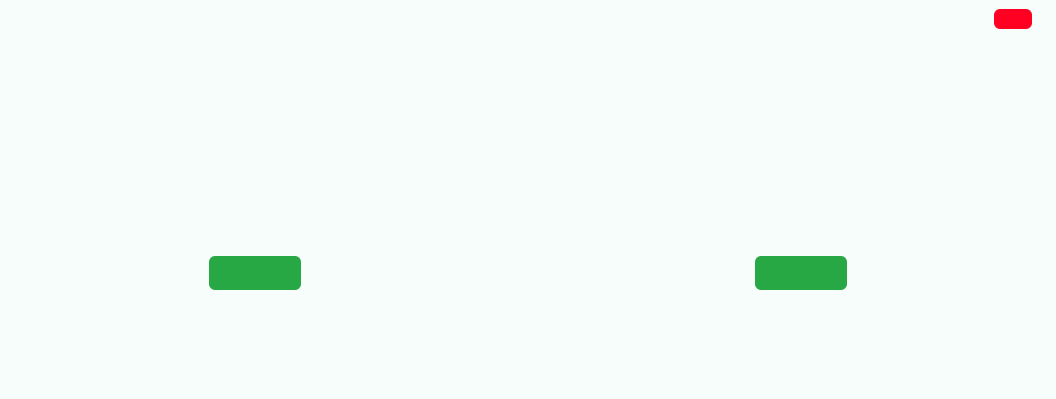
Old version of the form setup.ui in the repository Farazist/raspberrypi-app.
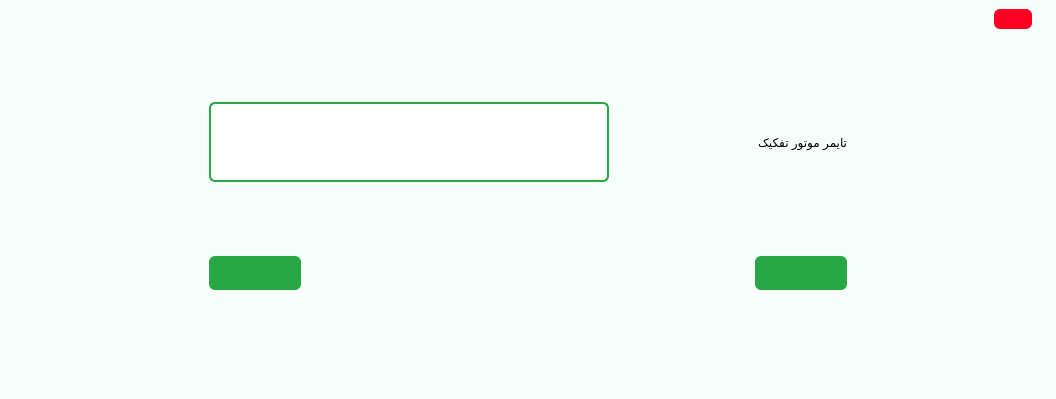
New version of the form. The open tabs and pages were chosen to show the change. Icons and pictures are not drawn.

Diff of the .ui file:
```diff
--- a/setup.ui
+++ b/setup.ui
@@ -677,7 +677,49 @@
          <number>200</number>
         </property>
         <item>
-         <layout class="QHBoxLayout" name="horizontalLayout_4"/>
+         <layout class="QHBoxLayout" name="h_layout_separationMotorTimer">
+          <item>
+           <widget class="QLineEdit" name="lineEdit_3">
+            <property name="minimumSize">
+             <size>
+              <width>300</width>
+              <height>80</height>
+             </size>
+            </property>
+            <property name="maximumSize">
+             <size>
+              <width>400</width>
+              <height>16777215</height>
+             </size>
+            </property>
+            <property name="styleSheet">
+             <string notr="true">background-color: #ffffff; 
+padding: 3px; 
+border: 2px solid #28a745;
+border-radius: 6px;
+font: 26pt &quot;IRANSansFaNum&quot;;
+color:#000000;</string>
+            </property>
+            <property name="inputMethodHints">
+             <set>Qt::ImhDigitsOnly</set>
+            </property>
+            <property name="alignment">
+             <set>Qt::AlignCenter</set>
+            </property>
+           </widget>
+          </item>
+          <item>
+           <widget class="QLabel" name="label_3">
+            <property name="styleSheet">
+             <string notr="true">font: 24pt &quot;IRANSansFaNum&quot;;
+color: #000000;</string>
+            </property>
+            <property name="text">
+             <string>تایمر موتور تفکیک</string>
+            </property>
+           </widget>
+          </item>
+         </layout>
         </item>
        </layout>
       </widget>
```
Left out of the diff: 88 changed lines with no effect on the pictures.
